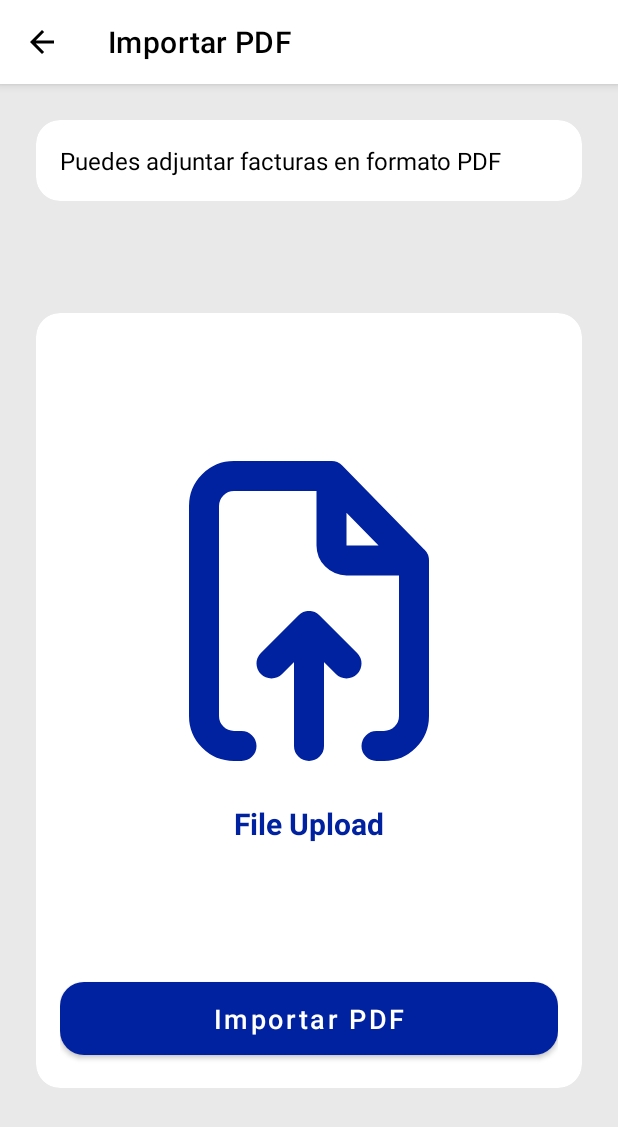
After one commit to WWarrior64/FacTiaSafe, an Android app: the ImportPdfActivity screen opened directly, with no data from a screen before it, on a phone screen of 412 x 824 dp. The commit adds this screen. Shown: the top 1127 px of the screen. Run offline under Robolectric (Android 15) with nearby library versions, the phone set to English and light mode, and no system bars.

Commit message:
Implementación da la pantalla de subida de PDF incluyendo el acceso a la misma

```diff
--- a/app/src/main/AndroidManifest.xml
+++ b/app/src/main/AndroidManifest.xml
@@ -11,6 +11,9 @@
         android:roundIcon="@mipmap/ic_launcher_round"
         android:supportsRtl="true"
         android:theme="@style/Theme.FacTiaSafe">
+        <activity
+            android:name=".ImportPdfActivity"
+            android:exported="false" />
         <activity
             android:name=".FacturaActivity"
             android:exported="false" />
--- a/app/src/main/java/sv/edu/catolica/factiasafe/FacturaActivity.java
+++ b/app/src/main/java/sv/edu/catolica/factiasafe/FacturaActivity.java
@@ -1,5 +1,6 @@
 package sv.edu.catolica.factiasafe;
 
+import android.content.Intent;
 import android.os.Bundle;
 import android.view.View;
 import android.widget.LinearLayout;
@@ -64,4 +65,9 @@ public class FacturaActivity extends AppCompatActivity {
             isMenuOpen = true;
         }
     }
+
+    public void ImportarPDF(View view) {
+        Intent ventana = new Intent(FacturaActivity.this, ImportPdfActivity.class);
+        startActivity(ventana);
+    }
 }
--- /dev/null
+++ b/app/src/main/java/sv/edu/catolica/factiasafe/ImportPdfActivity.java
@@ -0,0 +1,64 @@
+package sv.edu.catolica.factiasafe;
+
+import android.os.Bundle;
+import android.view.View;
+import android.widget.Toast;
+import androidx.appcompat.widget.Toolbar;
+
+import androidx.activity.EdgeToEdge;
+import androidx.appcompat.app.AppCompatActivity;
+import androidx.core.graphics.Insets;
+import androidx.core.view.ViewCompat;
+import androidx.core.view.WindowInsetsCompat;
+
+import com.google.android.material.button.MaterialButton;
+
+public class ImportPdfActivity extends AppCompatActivity {
+
+    @Override
+    protected void onCreate(Bundle savedInstanceState) {
+        super.onCreate(savedInstanceState);
+        EdgeToEdge.enable(this);
+        setContentView(R.layout.activity_import_pdf);
+        ViewCompat.setOnApplyWindowInsetsListener(findViewById(R.id.main), (v, insets) -> {
+            Insets systemBars = insets.getInsets(WindowInsetsCompat.Type.systemBars());
+            v.setPadding(systemBars.left, systemBars.top, systemBars.right, systemBars.bottom);
+            return insets;
+        });
+
+        Toolbar toolbar = findViewById(R.id.toolbar);
+        setSupportActionBar(toolbar);
+        // Habilitar el botón de retroceso
+        if (getSupportActionBar() != null) {
+            getSupportActionBar().setDisplayHomeAsUpEnabled(true);
+            getSupportActionBar().setDisplayShowHomeEnabled(true);
+        }
+
+        MaterialButton importPdfButton = findViewById(R.id.import_pdf_button_main);
+        importPdfButton.setOnClickListener(new View.OnClickListener() {
+            @Override
+            public void onClick(View v) {
+                // Aquí iría la lógica para abrir el selector de archivos
+                Toast.makeText(ImportPdfActivity.this, "", Toast.LENGTH_SHORT).show();
+                // Por ejemplo, iniciar una intención para seleccionar un PDF:
+                // Intent intent = new Intent(Intent.ACTION_GET_CONTENT);
+                // intent.setType("application/pdf");
+                // startActivityForResult(intent, PICK_PDF_REQUEST);
+            }
+        });
+
+        findViewById(R.id.upload_area_card).setOnClickListener(new View.OnClickListener() {
+            @Override
+            public void onClick(View v) {
+                Toast.makeText(ImportPdfActivity.this, "Clic en la zona de carga", Toast.LENGTH_SHORT).show();
+                // Duplica la lógica del botón principal o la redirige
+            }
+        });
+    }
+
+    @Override
+    public boolean onSupportNavigateUp() {
+        onBackPressed(); // Simplemente vuelve a la actividad anterior
+        return true;
+    }
+}
--- /dev/null
+++ b/app/src/main/res/drawable/ic_arrow_back.xml
@@ -0,0 +1,5 @@
+<vector xmlns:android="http://schemas.android.com/apk/res/android" android:autoMirrored="true" android:height="24dp" android:tint="#000000" android:viewportHeight="24" android:viewportWidth="24" android:width="24dp">
+
+    <path android:fillColor="@android:color/white" android:pathData="M20,11H7.83l5.59,-5.59L12,4l-8,8 8,8 1.41,-1.41L7.83,13H20v-2z"/>
+
+</vector>
--- /dev/null
+++ b/app/src/main/res/drawable/ic_file_upload_large.xml
@@ -0,0 +1,20 @@
+<vector xmlns:android="http://schemas.android.com/apk/res/android"
+    android:width="800dp"
+    android:height="800dp"
+    android:viewportWidth="24"
+    android:viewportHeight="24">
+  <path
+      android:pathData="M13.5,3H12H7C5.895,3 5,3.895 5,5V19C5,20.105 5.895,21 7,21H7.5M13.5,3L19,8.625M13.5,3V7.625C13.5,8.177 13.948,8.625 14.5,8.625H19M19,8.625V9.75V12V19C19,20.105 18.105,21 17,21H16.5"
+      android:strokeLineJoin="round"
+      android:strokeWidth="2"
+      android:fillColor="#00000000"
+      android:strokeColor="#000000"
+      android:strokeLineCap="round"/>
+  <path
+      android:pathData="M12,21L12,13M12,13L14.5,15.5M12,13L9.5,15.5"
+      android:strokeLineJoin="round"
+      android:strokeWidth="2"
+      android:fillColor="#00000000"
+      android:strokeColor="#000000"
+      android:strokeLineCap="round"/>
+</vector>
--- a/app/src/main/res/layout/activity_factura.xml
+++ b/app/src/main/res/layout/activity_factura.xml
@@ -112,6 +112,7 @@
             app:icon="@drawable/ic_file_import"
             style="@style/Widget.MaterialComponents.Button.TextButton.Icon"
             android:padding="8dp"
+            android:onClick="ImportarPDF"
             android:backgroundTint="?attr/colorOnPrimary"
             android:textColor="?attr/colorPrimary"
             app:cornerRadius="24dp"
--- /dev/null
+++ b/app/src/main/res/layout/activity_import_pdf.xml
@@ -0,0 +1,147 @@
+<?xml version="1.0" encoding="utf-8"?>
+<androidx.constraintlayout.widget.ConstraintLayout
+    xmlns:android="http://schemas.android.com/apk/res/android"
+    xmlns:app="http://schemas.android.com/apk/res-auto"
+    xmlns:tools="http://schemas.android.com/tools"
+    android:layout_width="match_parent"
+    android:layout_height="match_parent"
+    android:id="@+id/main"
+    tools:context=".ImportPdfActivity">
+
+    <com.google.android.material.appbar.AppBarLayout
+        android:id="@+id/appBarLayout"
+        android:layout_width="match_parent"
+        android:layout_height="wrap_content"
+        app:layout_constraintTop_toTopOf="parent">
+
+        <androidx.appcompat.widget.Toolbar
+            android:id="@+id/toolbar"
+            android:layout_width="match_parent"
+            android:layout_height="?attr/actionBarSize"
+            android:background="?attr/colorOnPrimary"
+            app:title="Importar PDF"
+            app:titleTextColor="?attr/colorOnSecondary"
+            app:navigationIcon="@drawable/ic_arrow_back"/>
+    </com.google.android.material.appbar.AppBarLayout>
+
+
+    <androidx.constraintlayout.widget.ConstraintLayout
+        android:layout_width="match_parent"
+        android:layout_height="0dp"
+        app:layout_constraintTop_toBottomOf="@id/appBarLayout"
+        app:layout_constraintBottom_toBottomOf="parent"
+        android:background="?attr/colorOnTertiary">
+
+        <androidx.cardview.widget.CardView
+            android:id="@+id/container_explanation"
+            android:layout_width="match_parent"
+            android:layout_height="wrap_content"
+            android:layout_marginStart="24dp"
+            android:layout_marginEnd="24dp"
+            android:layout_marginTop="24dp"
+            app:cardBackgroundColor="?attr/colorOnPrimary"
+            app:cardCornerRadius="16dp"
+            app:cardElevation="0dp"
+            app:layout_constraintTop_toTopOf="parent"
+            app:layout_constraintStart_toStartOf="parent"
+            app:layout_constraintEnd_toEndOf="parent"
+            app:layout_constraintVertical_chainStyle="spread">
+
+            <TextView
+                android:id="@+id/explanation_text"
+                android:layout_width="match_parent"
+                android:layout_height="wrap_content"
+                android:padding="16dp"
+                android:text="Puedes adjuntar facturas en formato PDF"
+                android:textSize="16sp"
+                android:textColor="?attr/colorOnSecondary" />
+        </androidx.cardview.widget.CardView>
+
+        <androidx.cardview.widget.CardView
+            android:id="@+id/container_upload_and_button"
+            android:layout_width="match_parent"
+            android:layout_height="wrap_content"
+            android:layout_marginStart="24dp"
+            android:layout_marginEnd="24dp"
+            android:layout_marginBottom="24dp"
+            app:cardBackgroundColor="?attr/colorOnPrimary"
+            app:cardCornerRadius="16dp"
+            app:cardElevation="0dp"
+            app:layout_constraintBottom_toBottomOf="parent"
+            app:layout_constraintEnd_toEndOf="parent"
+            app:layout_constraintStart_toStartOf="parent"
+            app:layout_constraintTop_toBottomOf="@id/container_explanation">
+
+            <LinearLayout
+                android:layout_width="match_parent"
+                android:layout_height="wrap_content"
+                android:orientation="vertical"
+                android:padding="16dp">
+
+                <androidx.cardview.widget.CardView
+                    android:id="@+id/upload_area_card"
+                    android:layout_width="match_parent"
+                    android:layout_height="400dp"
+                    android:layout_marginBottom="24dp"
+                    android:background="?attr/colorOnPrimary"
+                    app:cardCornerRadius="16dp"
+                    app:cardElevation="0dp">
+
+                    <androidx.constraintlayout.widget.ConstraintLayout
+                        android:layout_width="match_parent"
+                        android:layout_height="match_parent"
+                        android:background="?attr/colorOnPrimary"
+                        android:padding="16dp">
+
+                        <ImageView
+                            android:id="@+id/upload_icon"
+                            android:layout_width="240dp"
+                            android:layout_height="240dp"
+                            android:contentDescription="Icono de carga de archivo"
+                            android:src="@drawable/ic_file_upload_large"
+                            app:layout_constraintBottom_toTopOf="@id/upload_text"
+                            app:layout_constraintEnd_toEndOf="parent"
+                            app:layout_constraintStart_toStartOf="parent"
+                            app:layout_constraintTop_toTopOf="parent"
+                            app:layout_constraintVertical_chainStyle="packed"
+                            app:tint="?attr/colorPrimary" />
+
+                        <TextView
+                            android:id="@+id/upload_text"
+                            android:layout_width="wrap_content"
+                            android:layout_height="wrap_content"
+                            android:layout_marginTop="8dp"
+                            android:text="File Upload"
+                            android:textColor="?attr/colorPrimary"
+                            android:textSize="20sp"
+                            android:textStyle="bold"
+                            app:layout_constraintBottom_toBottomOf="parent"
+                            app:layout_constraintEnd_toEndOf="parent"
+                            app:layout_constraintStart_toStartOf="parent"
+                            app:layout_constraintTop_toBottomOf="@id/upload_icon" />
+
+                    </androidx.constraintlayout.widget.ConstraintLayout>
+
+                </androidx.cardview.widget.CardView>
+
+                <com.google.android.material.button.MaterialButton
+                    android:id="@+id/import_pdf_button_main"
+                    android:layout_width="match_parent"
+                    android:layout_height="wrap_content"
+                    android:paddingTop="12dp"
+                    android:paddingBottom="12dp"
+                    android:text="Importar PDF"
+                    android:textColor="@color/white"
+                    android:textAllCaps="false"
+                    android:textSize="18sp"
+                    app:backgroundTint="?attr/colorPrimary"
+                    app:cornerRadius="16dp" />
+
+            </LinearLayout>
+
+        </androidx.cardview.widget.CardView>
+
+
+    </androidx.constraintlayout.widget.ConstraintLayout>
+
+</androidx.constraintlayout.widget.ConstraintLayout>
--- a/app/src/main/res/values-night/themes.xml
+++ b/app/src/main/res/values-night/themes.xml
@@ -3,7 +3,7 @@
     <style name="Theme.FacTiaSafe" parent="Theme.MaterialComponents.DayNight.NoActionBar">
         <!-- Primary brand color. -->
         <item name="colorPrimary">#3B65F8</item>
-        <item name="colorPrimaryVariant">#00127E</item>
+        <item name="colorPrimaryVariant">#0014B6</item>
         <item name="colorOnPrimary">#262626</item>
         <!-- Secondary brand color. -->
         <item name="colorSecondary">@color/teal_200</item>
@@ -12,5 +12,6 @@
         <!-- Status bar color. -->
         <item name="android:statusBarColor">?attr/colorPrimaryVariant</item>
         <!-- Customize your theme here. -->
+        <item name="colorOnTertiary">#2F2F2F</item>
     </style>
 </resources>
--- a/app/src/main/res/values/themes.xml
+++ b/app/src/main/res/values/themes.xml
@@ -5,6 +5,7 @@
         <item name="colorPrimary">@color/purple_500</item>
         <item name="colorPrimaryVariant">@color/purple_500</item>
         <item name="colorOnPrimary">@color/white</item>
+
         <!-- Secondary brand color. -->
         <item name="colorSecondary">@color/teal_200</item>
         <item name="colorSecondaryVariant">@color/teal_700</item>
@@ -12,5 +13,6 @@
         <!-- Status bar color. -->
         <item name="android:statusBarColor">?attr/colorPrimaryVariant</item>
         <!-- Customize your theme here. -->
+        <item name="colorOnTertiary">#E9E9E9</item>
     </style>
 </resources>
```
